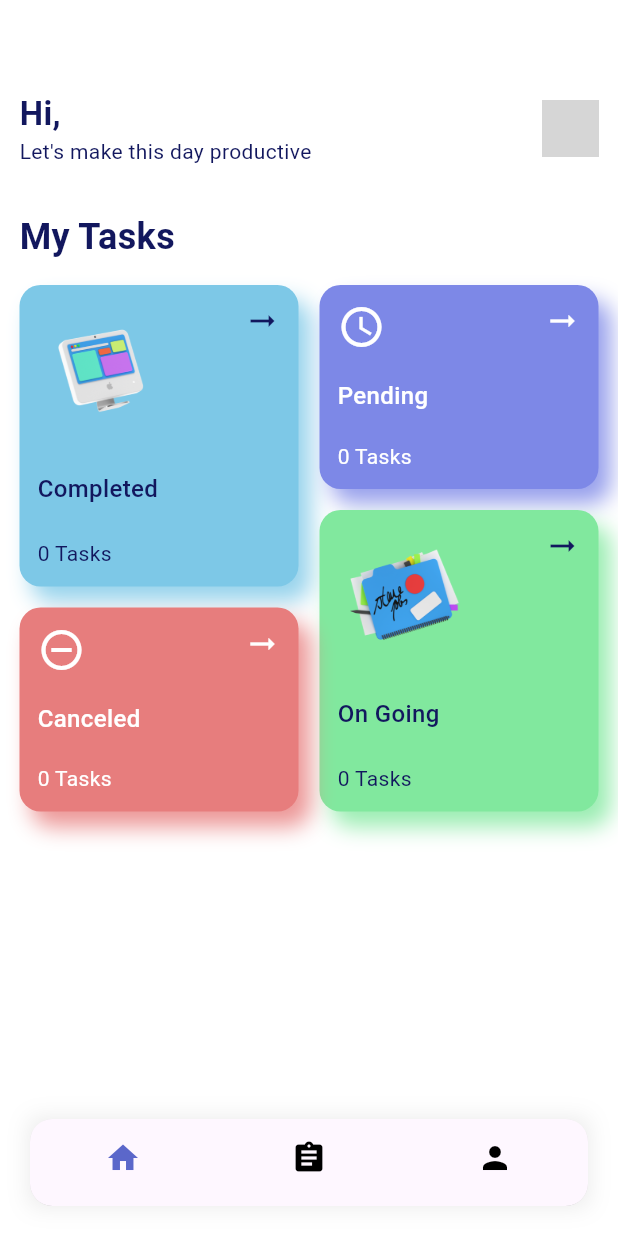
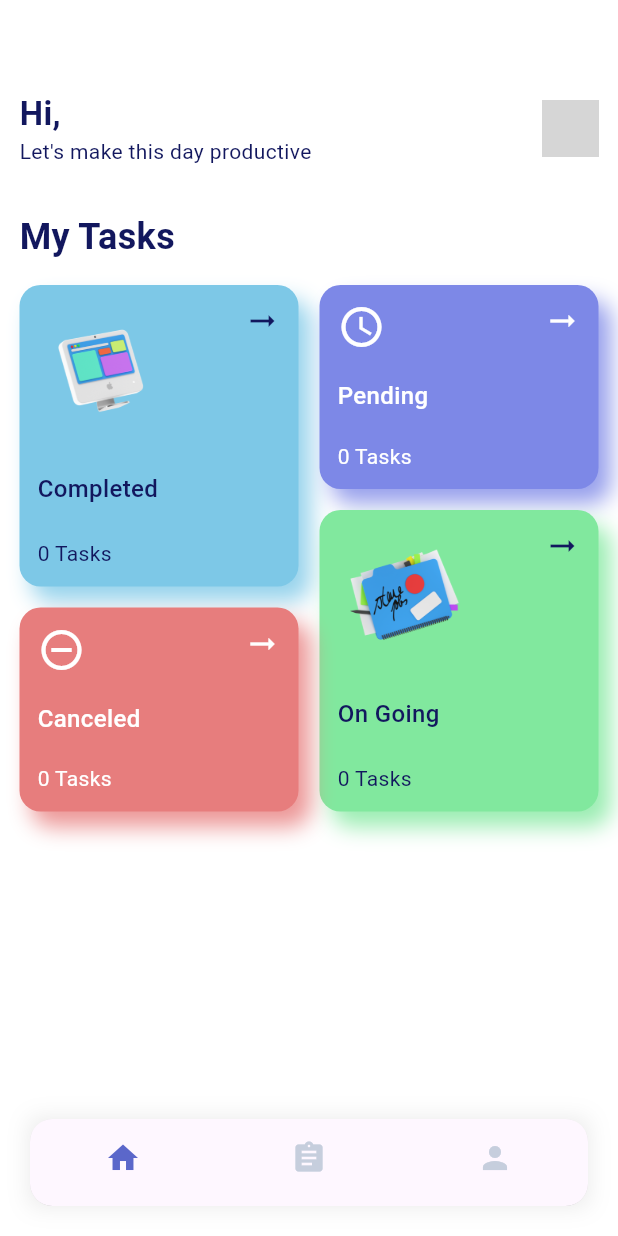
Before and after one commit to khairul-rasyid/UAS-PPB-Kelompok1-TaskManager, a Flutter app: the screen it shows once a user with an empty profile is signed in, on a phone screen of 412 x 824 dp. Run offline on Flutter 3.47's test engine with Material 3 defaults, Android fonts, the light colour scheme and no system bars; our stand-ins replace awesome_notifications, cloud_firestore, firebase_auth, firebase_core, get, google_sign_in and 1 more; accounts and stored records are empty; network calls fail; grey boxes are pictures that could not be loaded.

Commit message:
changed color of icon in bottom navigation bar

```diff
--- a/lib/main.dart
+++ b/lib/main.dart
@@ -90,7 +90,7 @@ class _MyButtomNavBarState extends State<MyBottomNavBar> {
           borderRadius: BorderRadius.circular(15),
           child: BottomNavigationBar(
               selectedItemColor: const Color(0xFF5B67CA),
-              unselectedItemColor: Colors.black,
+              unselectedItemColor: Color(0xFFC6CEDD),
               showSelectedLabels: false,
               showUnselectedLabels: false,
               currentIndex: myCurrentIndex,
--- a/lib/pages/list_task.dart
+++ b/lib/pages/list_task.dart
@@ -37,7 +37,9 @@ class ListTask extends StatelessWidget {
                   Text(
                     "$title Tasks",
                     style: const TextStyle(
-                        fontSize: 20, fontWeight: FontWeight.w500),
+                        fontSize: 20,
+                        fontWeight: FontWeight.w500,
+                        color: Color(0xFF12175E)),
                   ),
                   const Spacer(flex: 6),
                 ],
```
